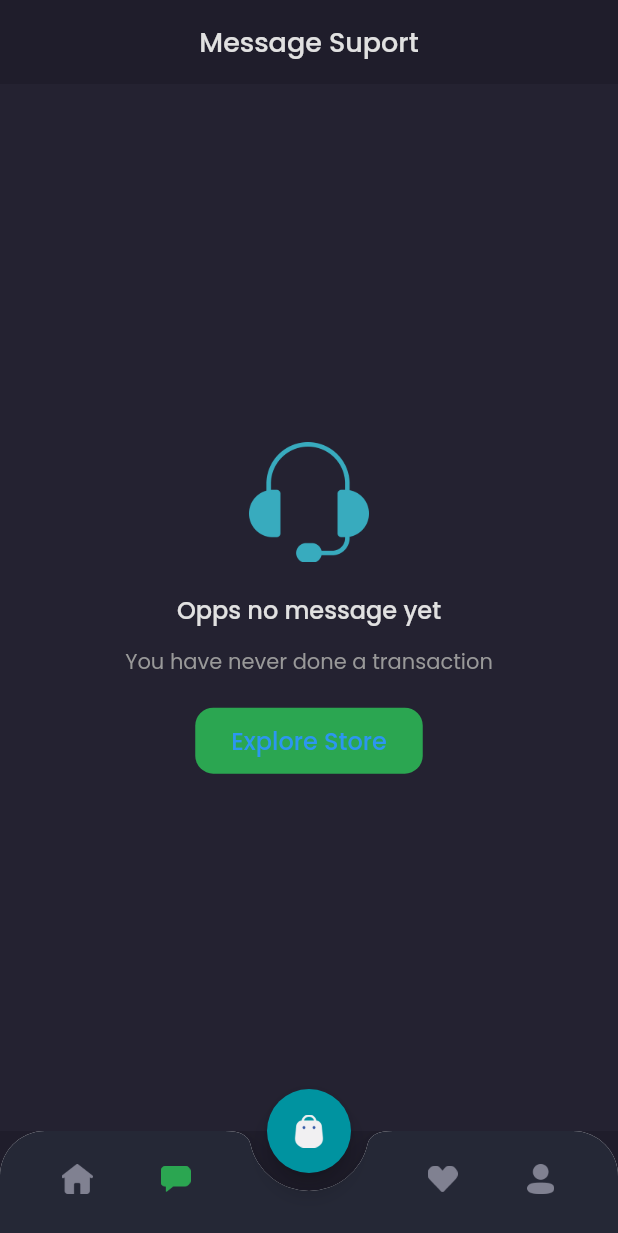
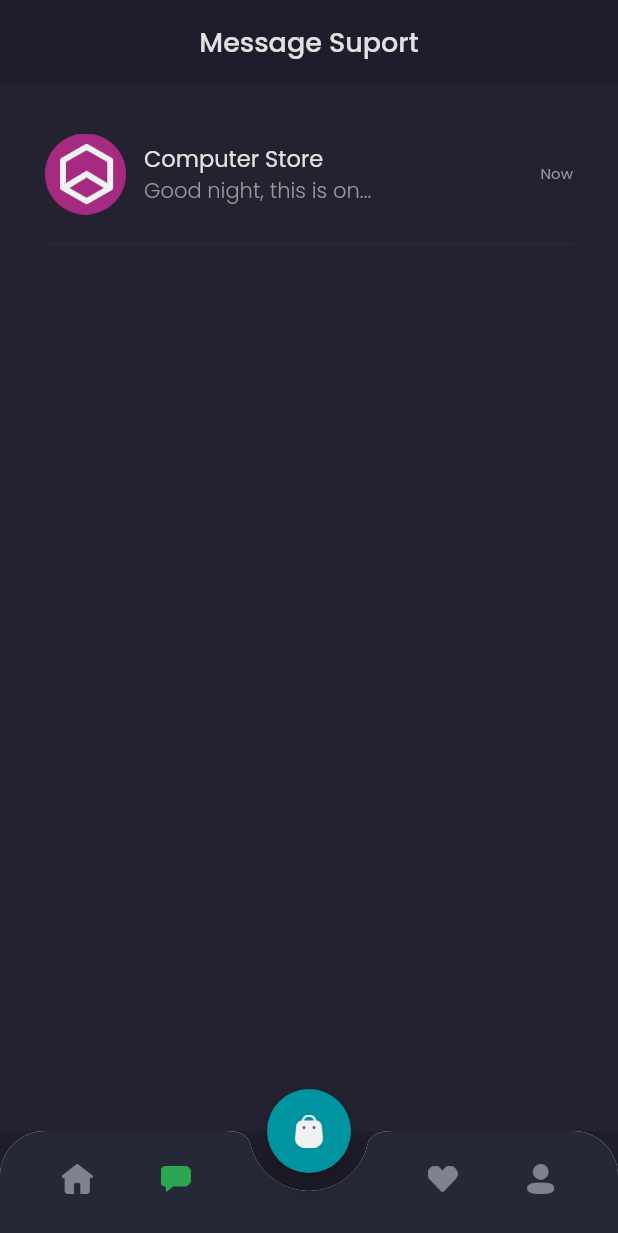
Before and after one commit to NikiMNafis/Kelompok3_Mobile_TIFD_Semester4, a Flutter app: the MainScreen screen opened by its route, item 2 of the bottom bar chosen, on a phone screen of 412 x 824 dp. Shown: the top 1233 px of the screen. Run offline on Flutter 3.47's test engine with Material 2 defaults, Android fonts, the phone set to English and light mode, and no system bars; our stand-ins replace google_fonts.

Commit message:
Chat screen bagian content

```diff
--- a/lib/screen/home/chat_screen.dart
+++ b/lib/screen/home/chat_screen.dart
@@ -1,5 +1,6 @@
 import 'package:flutter/material.dart';
 import 'package:project_akhir_mobile_smtr4/theme.dart';
+import 'package:project_akhir_mobile_smtr4/widgets/chat_tile.dart';
 
 class ChatScreen extends StatelessWidget {
   @override
@@ -20,7 +21,7 @@ class ChatScreen extends StatelessWidget {
       );
     }
 
-    Widget content() {
+    Widget emptyChat() {
       return Expanded(
         child: Container(
           width: double.infinity,
@@ -81,6 +82,23 @@ class ChatScreen extends StatelessWidget {
       );
     }
 
+    Widget content() {
+      return Expanded(
+        child: Container(
+          width: double.infinity,
+          color: backgroundColor3,
+          child: ListView(
+            padding: EdgeInsets.symmetric(
+              horizontal: defaultMargin,
+            ),
+            children: [
+              ChatTile(),
+            ],
+          ),
+        ),
+      );
+    }
+
     return Column(
       children: [
         header(),
--- /dev/null
+++ b/lib/widgets/chat_tile.dart
@@ -0,0 +1,59 @@
+import 'package:flutter/material.dart';
+import 'package:project_akhir_mobile_smtr4/theme.dart';
+
+class ChatTile extends StatelessWidget {
+  @override
+  Widget build(BuildContext context) {
+    return Container(
+      margin: EdgeInsets.only(top: 33),
+      child: Column(
+        children: [
+          Row(
+            children: [
+              Image.asset(
+                'assets/image_shop_logo.png',
+                width: 54,
+              ),
+              SizedBox(
+                width: 12,
+              ),
+              Expanded(
+                child: Column(
+                  crossAxisAlignment: CrossAxisAlignment.start,
+                  children: [
+                    Text(
+                      'Computer Store',
+                      style: primaryTextStyle.copyWith(
+                        fontSize: 15,
+                      ),
+                    ),
+                    Text(
+                      'Good night, this is on...',
+                      style: secondaryTextStyle.copyWith(
+                        fontWeight: light,
+                      ),
+                      overflow: TextOverflow.ellipsis,
+                    ),
+                  ],
+                ),
+              ),
+              Text(
+                'Now',
+                style: secondaryTextStyle.copyWith(
+                  fontSize: 10,
+                ),
+              ),
+            ],
+          ),
+          SizedBox(
+            height: 12,
+          ),
+          Divider(
+            thickness: 1,
+            color: Color(0xff2B2939),
+          ),
+        ],
+      ),
+    );
+  }
+}
```
